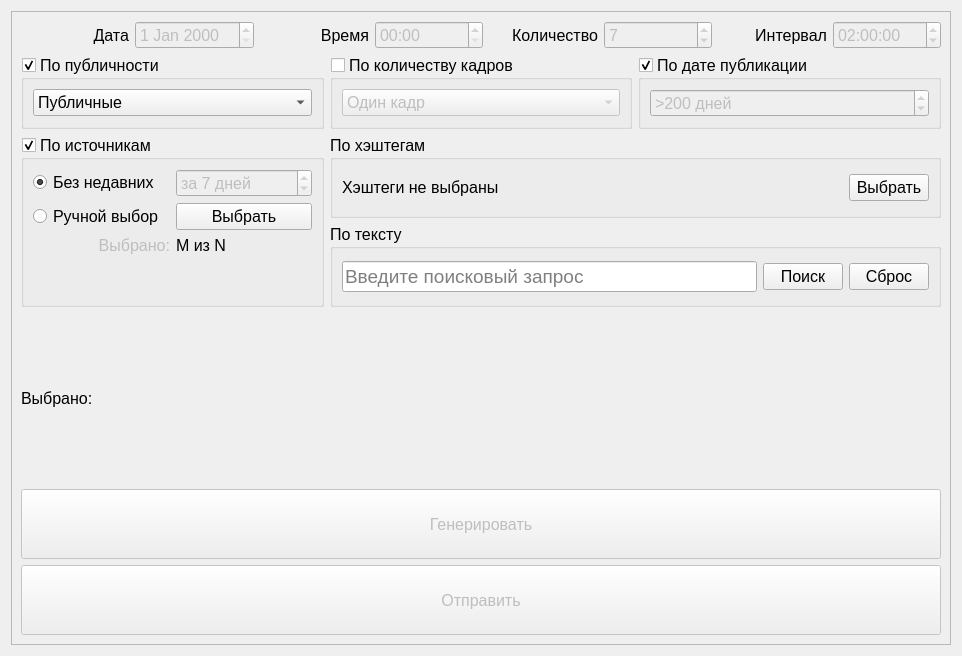
This is release_preparation_db.ui in cool-palace/Screenshot-Manager as Qt 5 draws it before an edit. The edited form follows.
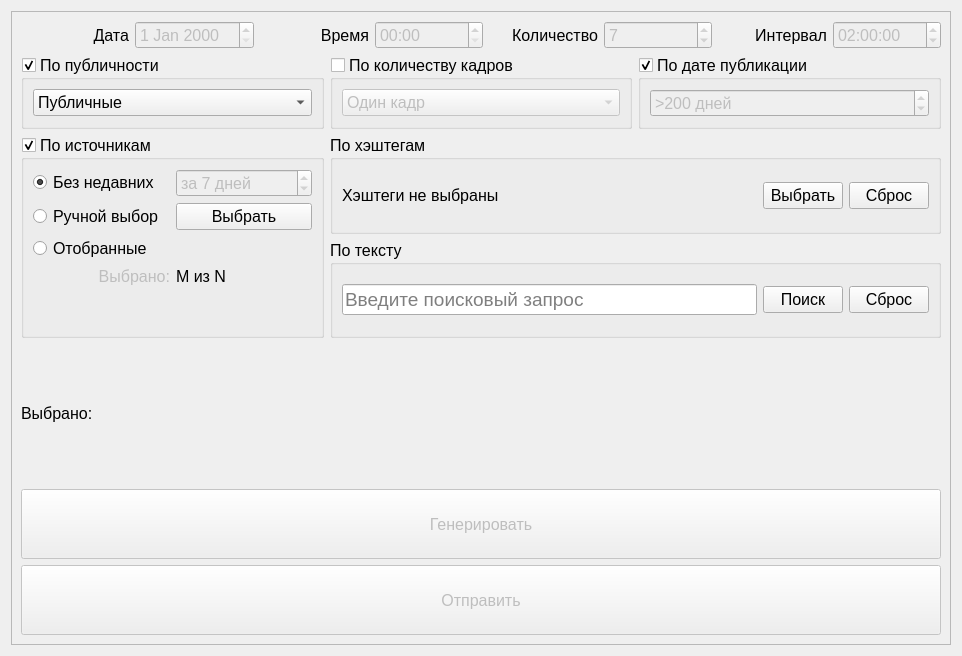
This is the edited form. Icons and pictures are not drawn.

The edit to the form file:
```diff
--- a/release_preparation_db.ui
+++ b/release_preparation_db.ui
@@ -331,6 +331,18 @@
                   </property>
                  </widget>
                 </item>
+                <item row="1" column="0">
+                 <widget class="QRadioButton" name="rbSeriesManual">
+                  <property name="font">
+                   <font>
+                    <pointsize>12</pointsize>
+                   </font>
+                  </property>
+                  <property name="text">
+                   <string>Ручной выбор</string>
+                  </property>
+                 </widget>
+                </item>
                 <item row="0" column="0">
                  <widget class="QRadioButton" name="rbSeriesLastUsed">
                   <property name="font">
@@ -373,7 +385,7 @@
                   </property>
                  </widget>
                 </item>
-                <item row="2" column="0">
+                <item row="3" column="0">
                  <widget class="QLabel" name="lblSeries">
                   <property name="enabled">
                    <bool>false</bool>
@@ -391,31 +403,7 @@
                   </property>
                  </widget>
                 </item>
-                <item row="2" column="1">
-                 <widget class="QLabel" name="lblSeriesCount">
-                  <property name="font">
-                   <font>
-                    <pointsize>12</pointsize>
-                   </font>
-                  </property>
-                  <property name="text">
-                   <string>M из N</string>
-                  </property>
-                 </widget>
-                </item>
-                <item row="1" column="0">
-                 <widget class="QRadioButton" name="radioButton_6">
-                  <property name="font">
-                   <font>
-                    <pointsize>12</pointsize>
-                   </font>
-                  </property>
-                  <property name="text">
-                   <string>Ручной выбор</string>
-                  </property>
-                 </widget>
-                </item>
-                <item row="3" column="0">
+                <item row="4" column="0">
                  <spacer name="vspSeries">
                   <property name="orientation">
                    <enum>Qt::Vertical</enum>
@@ -428,6 +416,25 @@
                   </property>
                  </spacer>
                 </item>
+                <item row="3" column="1">
+                 <widget class="QLabel" name="lblSeriesCount">
+                  <property name="font">
+                   <font>
+                    <pointsize>12</pointsize>
+                   </font>
+                  </property>
+                  <property name="text">
+                   <string>M из N</string>
+                  </property>
+                 </widget>
+                </item>
+                <item row="2" column="0">
+                 <widget class="QRadioButton" name="rbSeriesSelected">
+                  <property name="text">
+                   <string>Отобранные</string>
+                  </property>
+                 </widget>
+                </item>
                </layout>
               </item>
              </layout>
@@ -495,6 +502,17 @@
                   </property>
                  </widget>
                 </item>
+                <item>
+                 <widget class="QPushButton" name="pbHashtagsReset">
+                  <property name="text">
+                   <string>Сброс</string>
+                  </property>
+                  <property name="icon">
+                   <iconset resource="icons.qrc">
+                    <normaloff>:/images/icons8-undo-80.png</normaloff>:/images/icons8-undo-80.png</iconset>
+                  </property>
+                 </widget>
+                </item>
                </layout>
               </item>
              </layout>
```
